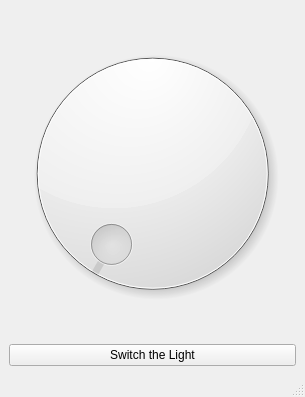
Old version of the form qt5_app/mainwindow.ui in the repository ChatzigeorgiouGroup/OptoWorld.
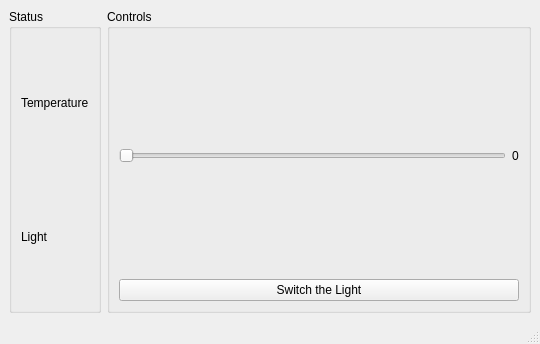
New version of the form.

Commit message: added threaded status reporting with QRunnable

The edit to the form file:
```diff
--- a/qt5_app/mainwindow.ui
+++ b/qt5_app/mainwindow.ui
@@ -6,8 +6,8 @@
    <rect>
     <x>0</x>
     <y>0</y>
-    <width>305</width>
-    <height>397</height>
+    <width>540</width>
+    <height>344</height>
    </rect>
   </property>
   <property name="windowTitle">
@@ -16,11 +16,56 @@
   <widget class="QWidget" name="centralwidget">
    <layout class="QGridLayout" name="gridLayout">
     <item row="0" column="0">
+     <widget class="QGroupBox" name="groupBox_2">
+      <property name="title">
+       <string>Status</string>
+      </property>
      <layout class="QVBoxLayout" name="verticalLayout">
       <item>
-       <widget class="QDial" name="dial"/>
+        <widget class="QLabel" name="label_status_temperature">
+         <property name="text">
+          <string>Temperature</string>
+         </property>
+        </widget>
       </item>
       <item>
+        <widget class="QLabel" name="label_status_light">
+         <property name="text">
+          <string>Light</string>
+         </property>
+        </widget>
+       </item>
+      </layout>
+     </widget>
+    </item>
+    <item row="0" column="1">
+     <widget class="QGroupBox" name="groupBox">
+      <property name="title">
+       <string>Controls</string>
+      </property>
+      <layout class="QGridLayout" name="gridLayout_2">
+       <item row="0" column="0">
+        <layout class="QHBoxLayout" name="horizontalLayout_2">
+         <item>
+          <widget class="QSlider" name="slider_light">
+           <property name="maximum">
+            <number>100</number>
+           </property>
+           <property name="orientation">
+            <enum>Qt::Horizontal</enum>
+           </property>
+          </widget>
+         </item>
+         <item>
+          <widget class="QLabel" name="label_light">
+           <property name="text">
+            <string>0</string>
+           </property>
+          </widget>
+         </item>
+        </layout>
+       </item>
+       <item row="1" column="0">
        <widget class="QPushButton" name="button_lightswitch">
         <property name="text">
          <string>Switch the Light</string>
@@ -31,6 +76,7 @@
        </widget>
       </item>
      </layout>
+     </widget>
     </item>
    </layout>
   </widget>
```
Left out of the diff: 21 changed lines with no effect on the pictures. Lines whose indentation alone changed are shown as unchanged. The commit also changes 3 other files.
